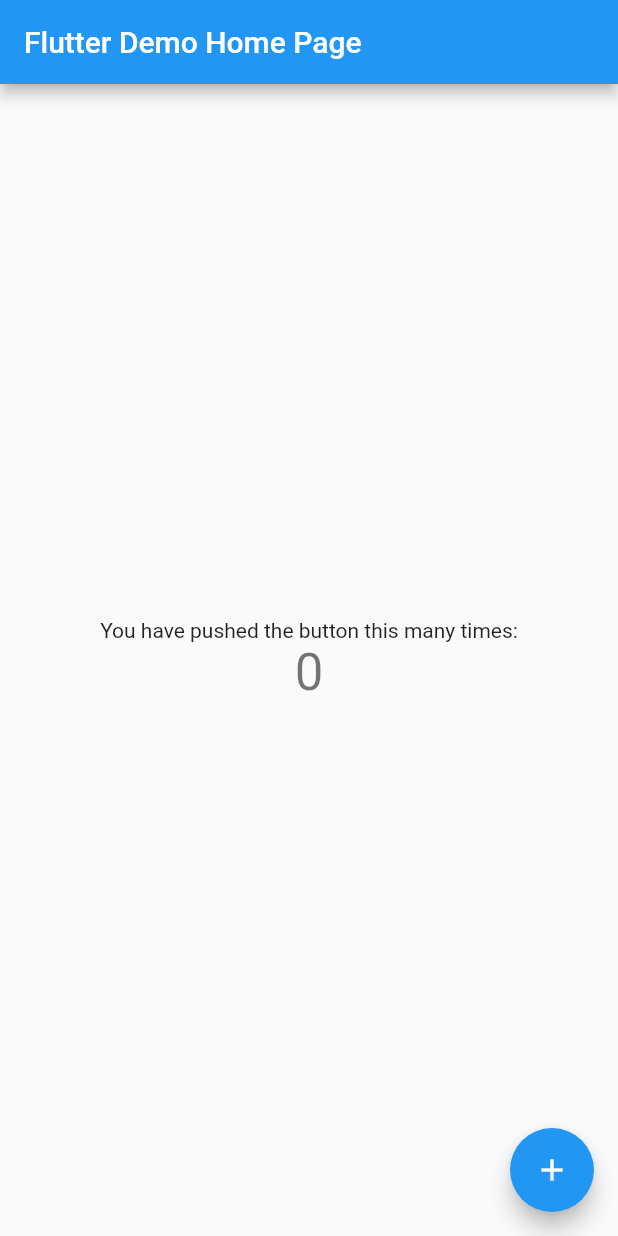
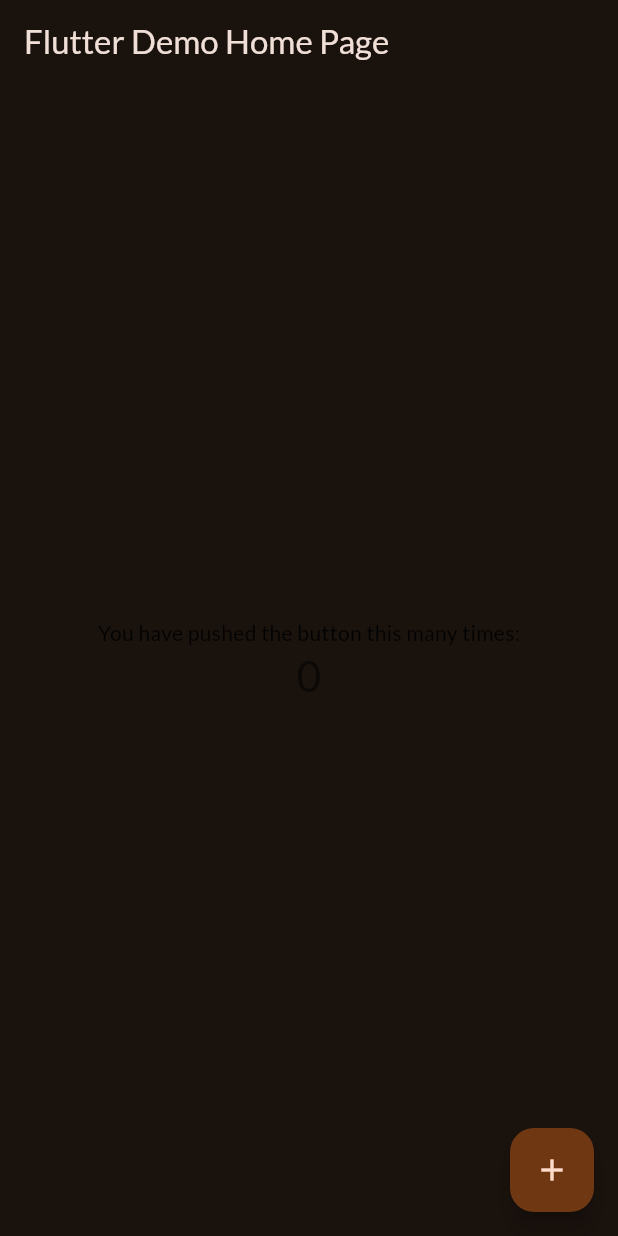
Before and after one commit to Mowgle88/meals_app, a Flutter app: the screen it shows after launch, on a phone screen of 412 x 824 dp. Run offline on Flutter 3.47's test engine with Material 2 defaults, Android fonts, the phone set to English and light mode, and no system bars; our stand-ins replace google_fonts.

Commit message:
feat: add google fonts and theme

```diff
--- a/lib/main.dart
+++ b/lib/main.dart
@@ -1,4 +1,15 @@
 import 'package:flutter/material.dart';
+
+import 'package:google_fonts/google_fonts.dart';
+
+final theme = ThemeData(
+  useMaterial3: true,
+  colorScheme: ColorScheme.fromSeed(
+    brightness: Brightness.dark,
+    seedColor: const Color.fromARGB(255, 131, 57, 0),
+  ),
+  textTheme: GoogleFonts.latoTextTheme(),
+);
 
 void main() {
   runApp(const MyApp());
@@ -12,18 +23,7 @@ class MyApp extends StatelessWidget {
   Widget build(BuildContext context) {
     return MaterialApp(
       title: 'Flutter Demo',
-      theme: ThemeData(
-        // This is the theme of your application.
-        //
-        // Try running your application with "flutter run". You'll see the
-        // application has a blue toolbar. Then, without quitting the app, try
-        // changing the primarySwatch below to Colors.green and then invoke
-        // "hot reload" (press "r" in the console where you ran "flutter run",
-        // or simply save your changes to "hot reload" in a Flutter IDE).
-        // Notice that the counter didn't reset back to zero; the application
-        // is not restarted.
-        primarySwatch: Colors.blue,
-      ),
+      theme: theme,
       home: const MyHomePage(title: 'Flutter Demo Home Page'),
     );
   }
--- a/pubspec.yaml
+++ b/pubspec.yaml
@@ -35,6 +35,7 @@ dependencies:
   # The following adds the Cupertino Icons font to your application.
   # Use with the CupertinoIcons class for iOS style icons.
   cupertino_icons: ^1.0.2
+  google_fonts: ^4.0.4
 
 dev_dependencies:
   flutter_test:
```
Also changed, not shown: pubspec.lock, 10 other files.
